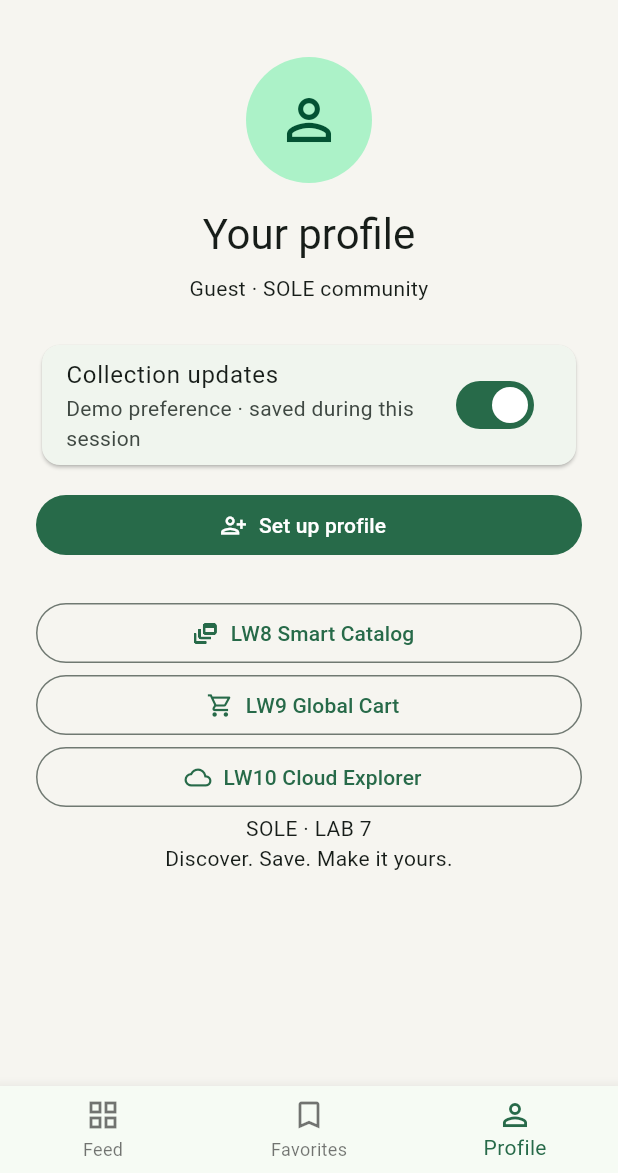
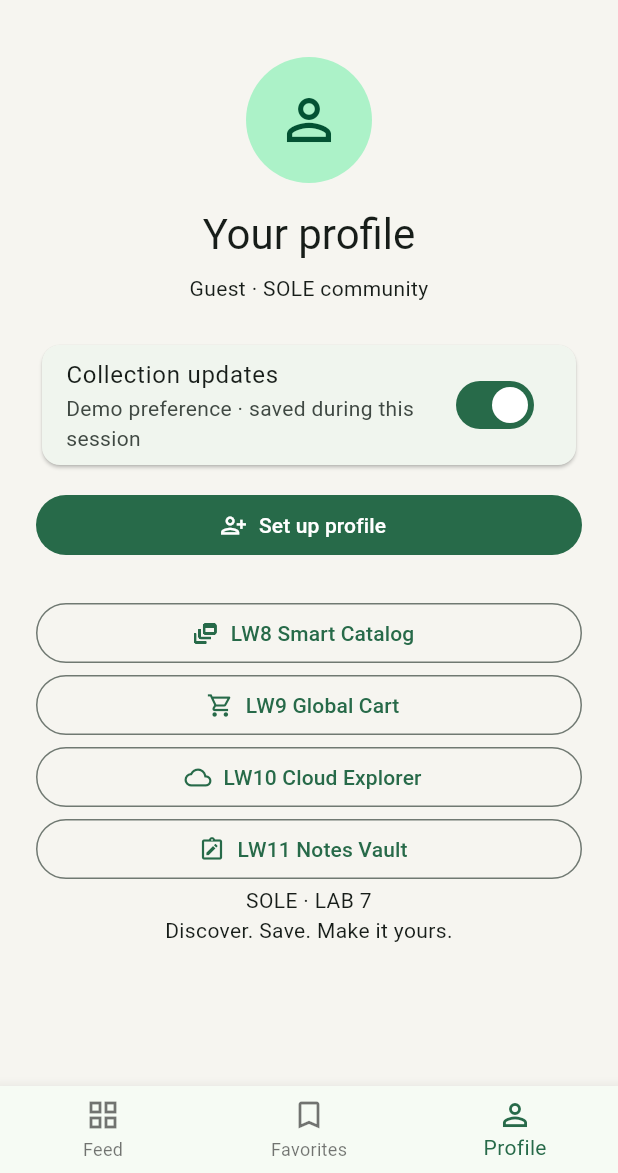
Before and after one commit to ordabekuly/sole-store, a Flutter app: the screen it shows after launch, item 3 of the bottom bar chosen, on a phone screen of 412 x 824 dp, the part 63-1236 px from its top. Run offline on Flutter 3.47's test engine with Material 3 defaults, Android fonts, the phone set to English and light mode, and no system bars; our stand-ins replace shared_preferences.

Commit message:
feat: add LW11 persistent notes, username and preloaded theme

```diff
--- a/lib/main.dart
+++ b/lib/main.dart
@@ -3,29 +3,67 @@ import 'package:provider/provider.dart';
 
 import 'providers/cart_provider.dart';
 import 'providers/cloud_cart_provider.dart';
-
+import 'providers/vault_provider.dart';
 import 'screens/discovery_screen.dart';
 
-void main() => runApp(const SoleStoreApp());
+Future<void> main() async {
+  WidgetsFlutterBinding.ensureInitialized();
+  try {
+    // All persisted settings are loaded before the first application frame.
+    final vault = await VaultProvider.load();
+    runApp(SoleStoreApp(vault: vault));
+  } catch (_) {
+    runApp(
+      MaterialApp(
+        home: Scaffold(
+          body: Center(
+            child: Column(
+              mainAxisSize: MainAxisSize.min,
+              children: [
+                const Text('Local storage could not be opened.'),
+                ElevatedButton(
+                  onPressed: main,
+                  child: const Text('Retry storage'),
+                ),
+              ],
+            ),
+          ),
+        ),
+      ),
+    );
+  }
+}
 
 class SoleStoreApp extends StatelessWidget {
-  const SoleStoreApp({super.key});
+  final VaultProvider? vault;
+  const SoleStoreApp({super.key, this.vault});
   @override
   Widget build(BuildContext context) => MultiProvider(
     providers: [
       ChangeNotifierProvider(create: (_) => CartProvider()),
       ChangeNotifierProvider(create: (_) => CloudCartProvider()),
+      ChangeNotifierProvider(create: (_) => vault ?? VaultProvider.memory()),
     ],
-    child: MaterialApp(
+    child: Consumer<VaultProvider>(
+      builder: (_, settings, child) => MaterialApp(
         title: 'SOLE — Sneaker Store',
         debugShowCheckedModeBanner: false,
+        themeMode: settings.darkMode ? ThemeMode.dark : ThemeMode.light,
         theme: ThemeData(
           useMaterial3: true,
           colorScheme: ColorScheme.fromSeed(seedColor: const Color(0xFF315D45)),
           scaffoldBackgroundColor: const Color(0xFFF6F5F0),
           appBarTheme: const AppBarTheme(backgroundColor: Color(0xFFF6F5F0)),
         ),
+        darkTheme: ThemeData(
+          useMaterial3: true,
+          colorScheme: ColorScheme.fromSeed(
+            seedColor: const Color(0xFF8CCDA5),
+            brightness: Brightness.dark,
+          ),
+        ),
         home: const DiscoveryScreen(),
+      ),
     ),
   );
 }
--- /dev/null
+++ b/lib/models/note_item.dart
@@ -0,0 +1,32 @@
+class NoteItem {
+  final String id, title, dateText;
+  final bool isCompleted;
+  const NoteItem({
+    required this.id,
+    required this.title,
+    required this.dateText,
+    this.isCompleted = false,
+  });
+  Map<String, dynamic> toJson() => {
+    'id': id,
+    'title': title,
+    'dateText': dateText,
+    'isCompleted': isCompleted,
+  };
+  factory NoteItem.fromJson(Map<String, dynamic> json) => NoteItem(
+    id: json['id'] is String ? json['id'] as String : '',
+    title: json['title'] is String ? json['title'] as String : 'Untitled note',
+    dateText: json['dateText'] is String
+        ? json['dateText'] as String
+        : 'Unknown date',
+    isCompleted: json['isCompleted'] is bool
+        ? json['isCompleted'] as bool
+        : false,
+  );
+  NoteItem toggled() => NoteItem(
+    id: id,
+    title: title,
+    dateText: dateText,
+    isCompleted: !isCompleted,
+  );
+}
--- /dev/null
+++ b/lib/providers/vault_provider.dart
@@ -0,0 +1,127 @@
+import 'dart:convert';
+
+import 'package:flutter/foundation.dart';
+import 'package:shared_preferences/shared_preferences.dart';
+
+import '../models/note_item.dart';
+
+class VaultProvider extends ChangeNotifier {
+  static const themeKey = 'app_theme_dark_mode';
+  static const nameKey = 'user_display_name';
+  static const notesKey = 'vault_notes_json';
+  final SharedPreferences? _preferences;
+  bool _dark;
+  String _name;
+  List<NoteItem> _notes;
+  bool _busy = false;
+  String? loadWarning;
+  int _sequence = 0;
+  VaultProvider._(
+    this._preferences,
+    this._dark,
+    this._name,
+    this._notes,
+    this.loadWarning,
+  );
+
+  /// For widget previews/tests only. Production main always passes load()'s result.
+  factory VaultProvider.memory() =>
+      VaultProvider._(null, false, 'Guest User', [], null);
+  static Future<VaultProvider> load() async {
+    final prefs = await SharedPreferences.getInstance();
+    final dark = prefs.getBool(themeKey) ?? false;
+    final name = prefs.getString(nameKey) ?? 'Guest User';
+    final raw = prefs.getString(notesKey) ?? '[]';
+    List<NoteItem> notes = [];
+    String? warning;
+    try {
+      final decoded = jsonDecode(raw);
+      if (decoded is! List) throw const FormatException('Expected notes list');
+      notes = decoded.map((row) {
+        if (row is! Map<String, dynamic>) {
+          throw const FormatException('Invalid note');
+        }
+        return NoteItem.fromJson(row);
+      }).toList();
+      if (notes.any((n) => n.id.isEmpty) ||
+          notes.map((n) => n.id).toSet().length != notes.length) {
+        throw const FormatException('Invalid note IDs');
+      }
+    } catch (_) {
+      notes = [];
+      warning = 'Saved notes could not be read. Adding a note will replace the unreadable list.';
+    }
+    return VaultProvider._(
+      prefs,
+      dark,
+      name.trim().isEmpty ? 'Guest User' : name,
+      notes,
+      warning,
+    );
+  }
+
+  bool get darkMode => _dark;
+  String get displayName => _name;
+  List<NoteItem> get notes => List.unmodifiable(_notes);
+  bool get busy => _busy;
+  Future<void> _write(Future<bool> Function() save, VoidCallback apply) async {
+    if (_busy) throw StateError('A save is already running. Please wait.');
+    _busy = true;
+    notifyListeners();
+    try {
+      if (!await save()) throw StateError('Storage did not confirm the save.');
+      apply();
+    } finally {
+      _busy = false;
+      notifyListeners();
+    }
+  }
+
+  Future<void> setDarkMode(bool value) => _write(
+    () async => _preferences == null
+        ? true
+        : await _preferences.setBool(themeKey, value),
+    () => _dark = value,
+  );
+  Future<void> saveName(String value) {
+    final name = value.trim().isEmpty ? 'Guest User' : value.trim();
+    return _write(
+      () async => _preferences == null
+          ? true
+          : await _preferences.setString(nameKey, name),
+      () => _name = name,
+    );
+  }
+
+  Future<void> _saveNotes(List<NoteItem> next) => _write(
+    () async => _preferences == null
+        ? true
+        : await _preferences.setString(
+            notesKey,
+            jsonEncode(next.map((n) => n.toJson()).toList()),
+          ),
+    () {
+      _notes = next;
+      loadWarning = null;
+    },
+  );
+  Future<void> addNote(String title) async {
+    if (title.trim().isEmpty) throw ArgumentError('Enter a note title.');
+    final now = DateTime.now();
+    final date =
+        '${now.year}-${now.month.toString().padLeft(2, '0')}-${now.day.toString().padLeft(2, '0')} ${now.hour.toString().padLeft(2, '0')}:${now.minute.toString().padLeft(2, '0')}';
+    await _saveNotes([
+      NoteItem(
+        id: '${now.microsecondsSinceEpoch}-${_sequence++}',
+        title: title.trim(),
+        dateText: date,
+      ),
+      ..._notes,
+    ]);
+  }
+
+  Future<void> toggleNote(String id) =>
+      _saveNotes(_notes.map((n) => n.id == id ? n.toggled() : n).toList());
+  Future<void> deleteNote(String id) =>
+      _saveNotes(_notes.where((n) => n.id != id).toList());
+}
--- a/lib/screens/profile_screen.dart
+++ b/lib/screens/profile_screen.dart
@@ -4,6 +4,7 @@ import 'registration_screen.dart';
 import 'smart_catalog_screen.dart';
 import 'global_catalog_screen.dart';
 import 'cloud_products_screen.dart';
+import 'notes_vault_screen.dart';
 
 class ProfileScreen extends StatefulWidget {
   const ProfileScreen({super.key});
@@ -85,6 +86,14 @@ class _ProfileScreenState extends State<ProfileScreen> {
             icon: const Icon(Icons.cloud_outlined),
             label: const Text('LW10 Cloud Explorer'),
           ),
+          OutlinedButton.icon(
+            onPressed: () => Navigator.push(
+              context,
+              MaterialPageRoute<void>(builder: (_) => const NotesVaultScreen()),
+            ),
+            icon: const Icon(Icons.note_alt_outlined),
+            label: const Text('LW11 Notes Vault'),
+          ),
           const Text(
             'SOLE · LAB 7\nDiscover. Save. Make it yours.',
             textAlign: TextAlign.center,
--- a/pubspec.yaml
+++ b/pubspec.yaml
@@ -36,6 +36,7 @@ dependencies:
   cupertino_icons: ^1.0.8
   provider: 6.1.5+1
   http: ^1.2.0
+  shared_preferences: ^2.2.2
 
 dev_dependencies:
   flutter_test:
--- a/tool/check_cloud_api.dart
+++ b/tool/check_cloud_api.dart
@@ -1,4 +1,5 @@
-import '../lib/services/product_api.dart';
+// ignore_for_file: avoid_print
+import 'package:sole_store/services/product_api.dart';
 
 Future<void> main() async {
   final products = await const ProductApi().fetch();
```
Also changed, not shown: lib/screens/notes_vault_screen.dart (added, +219 -0 lines), pubspec.lock, 3 other files. Lines whose indentation alone changed are shown as unchanged.
